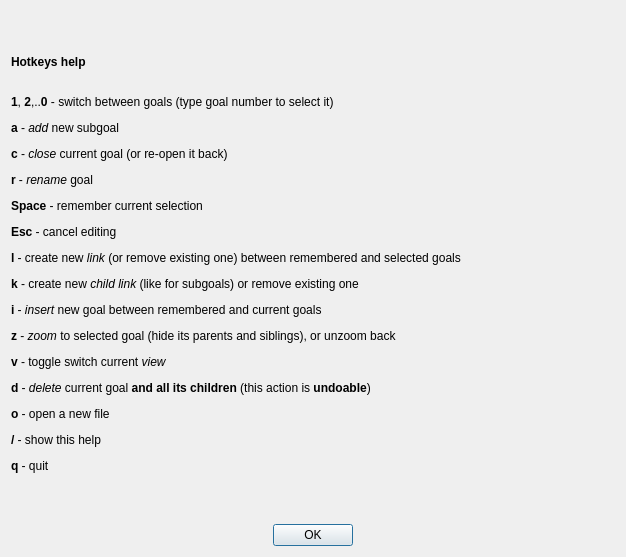
This is ui/hotkeys.ui in ahitrin/SiebenApp as Qt 5 draws it before an edit. The edited form follows.
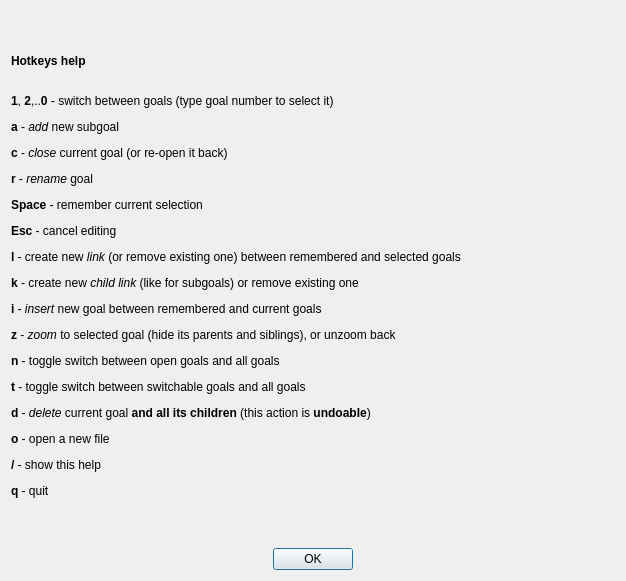
This is the edited form.

Commit message: Update hotkeys window #67

Diff of the .ui file:
```diff
--- a/ui/hotkeys.ui
+++ b/ui/hotkeys.ui
@@ -7,7 +7,7 @@
     <x>0</x>
     <y>0</y>
     <width>626</width>
-    <height>557</height>
+    <height>581</height>
    </rect>
   </property>
   <property name="windowTitle">
@@ -20,7 +20,7 @@
    <item>
     <widget class="QLabel" name="label_text">
      <property name="text">
-      <string>&lt;html&gt;&lt;head/&gt;&lt;body&gt;&lt;p&gt;&lt;span style=&quot; font-weight:600;&quot;&gt;Hotkeys help&lt;/span&gt;&lt;/p&gt;&lt;p&gt;&lt;br/&gt;&lt;span style=&quot; font-weight:600;&quot;&gt;1&lt;/span&gt;, &lt;span style=&quot; font-weight:600;&quot;&gt;2&lt;/span&gt;,..&lt;span style=&quot; font-weight:600;&quot;&gt;0&lt;/span&gt; - switch between goals (type goal number to select it)&lt;/p&gt;&lt;p&gt;&lt;span style=&quot; font-weight:600;&quot;&gt;a&lt;/span&gt; - &lt;span style=&quot; font-style:italic;&quot;&gt;add&lt;/span&gt; new subgoal&lt;/p&gt;&lt;p&gt;&lt;span style=&quot; font-weight:600;&quot;&gt;c&lt;/span&gt; - &lt;span style=&quot; font-style:italic;&quot;&gt;close&lt;/span&gt; current goal (or re-open it back)&lt;/p&gt;&lt;p&gt;&lt;span style=&quot; font-weight:600;&quot;&gt;r&lt;/span&gt; - &lt;span style=&quot; font-style:italic;&quot;&gt;rename&lt;/span&gt; goal&lt;/p&gt;&lt;p&gt;&lt;span style=&quot; font-weight:600;&quot;&gt;Space&lt;/span&gt; - remember current selection&lt;/p&gt;&lt;p&gt;&lt;span style=&quot; font-weight:600;&quot;&gt;Esc&lt;/span&gt; - cancel editing&lt;/p&gt;&lt;p&gt;&lt;span style=&quot; font-weight:600;&quot;&gt;l&lt;/span&gt; - create new &lt;span style=&quot; font-style:italic;&quot;&gt;link&lt;/span&gt; (or remove existing one) between remembered and selected goals&lt;/p&gt;&lt;p&gt;&lt;span style=&quot; font-weight:600;&quot;&gt;k&lt;/span&gt; - create new &lt;span style=&quot; font-style:italic;&quot;&gt;child link&lt;/span&gt; (like for subgoals) or remove existing one&lt;/p&gt;&lt;p&gt;&lt;span style=&quot; font-weight:600;&quot;&gt;i&lt;/span&gt; - &lt;span style=&quot; font-style:italic;&quot;&gt;insert&lt;/span&gt; new goal between remembered and current goals&lt;/p&gt;&lt;p&gt;&lt;span style=&quot; font-weight:600;&quot;&gt;z&lt;/span&gt; - &lt;span style=&quot; font-style:italic;&quot;&gt;zoom&lt;/span&gt; to selected goal (hide its parents and siblings), or unzoom back&lt;/p&gt;&lt;p&gt;&lt;span style=&quot; font-weight:600;&quot;&gt;v&lt;/span&gt; - toggle switch current &lt;span style=&quot; font-style:italic;&quot;&gt;view&lt;/span&gt;&lt;/p&gt;&lt;p&gt;&lt;span style=&quot; font-weight:600;&quot;&gt;d&lt;/span&gt; - &lt;span style=&quot; font-style:italic;&quot;&gt;delete&lt;/span&gt; current goal &lt;span style=&quot; font-weight:600;&quot;&gt;and all its children&lt;/span&gt; (this action is &lt;span style=&quot; font-weight:600;&quot;&gt;undoable&lt;/span&gt;)&lt;/p&gt;&lt;p&gt;&lt;span style=&quot; font-weight:600;&quot;&gt;o&lt;/span&gt; - open a new file&lt;/p&gt;&lt;p&gt;&lt;span style=&quot; font-weight:600;&quot;&gt;/&lt;/span&gt; - show this help&lt;/p&gt;&lt;p&gt;&lt;span style=&quot; font-weight:600;&quot;&gt;q&lt;/span&gt; - quit&lt;/p&gt;&lt;/body&gt;&lt;/html&gt;</string>
+      <string>&lt;html&gt;&lt;head/&gt;&lt;body&gt;&lt;p&gt;&lt;span style=&quot; font-weight:600;&quot;&gt;Hotkeys help&lt;/span&gt;&lt;/p&gt;&lt;p&gt;&lt;br/&gt;&lt;span style=&quot; font-weight:600;&quot;&gt;1&lt;/span&gt;, &lt;span style=&quot; font-weight:600;&quot;&gt;2&lt;/span&gt;,..&lt;span style=&quot; font-weight:600;&quot;&gt;0&lt;/span&gt; - switch between goals (type goal number to select it)&lt;/p&gt;&lt;p&gt;&lt;span style=&quot; font-weight:600;&quot;&gt;a&lt;/span&gt; - &lt;span style=&quot; font-style:italic;&quot;&gt;add&lt;/span&gt; new subgoal&lt;/p&gt;&lt;p&gt;&lt;span style=&quot; font-weight:600;&quot;&gt;c&lt;/span&gt; - &lt;span style=&quot; font-style:italic;&quot;&gt;close&lt;/span&gt; current goal (or re-open it back)&lt;/p&gt;&lt;p&gt;&lt;span style=&quot; font-weight:600;&quot;&gt;r&lt;/span&gt; - &lt;span style=&quot; font-style:italic;&quot;&gt;rename&lt;/span&gt; goal&lt;/p&gt;&lt;p&gt;&lt;span style=&quot; font-weight:600;&quot;&gt;Space&lt;/span&gt; - remember current selection&lt;/p&gt;&lt;p&gt;&lt;span style=&quot; font-weight:600;&quot;&gt;Esc&lt;/span&gt; - cancel editing&lt;/p&gt;&lt;p&gt;&lt;span style=&quot; font-weight:600;&quot;&gt;l&lt;/span&gt; - create new &lt;span style=&quot; font-style:italic;&quot;&gt;link&lt;/span&gt; (or remove existing one) between remembered and selected goals&lt;/p&gt;&lt;p&gt;&lt;span style=&quot; font-weight:600;&quot;&gt;k&lt;/span&gt; - create new &lt;span style=&quot; font-style:italic;&quot;&gt;child link&lt;/span&gt; (like for subgoals) or remove existing one&lt;/p&gt;&lt;p&gt;&lt;span style=&quot; font-weight:600;&quot;&gt;i&lt;/span&gt; - &lt;span style=&quot; font-style:italic;&quot;&gt;insert&lt;/span&gt; new goal between remembered and current goals&lt;/p&gt;&lt;p&gt;&lt;span style=&quot; font-weight:600;&quot;&gt;z&lt;/span&gt; - &lt;span style=&quot; font-style:italic;&quot;&gt;zoom&lt;/span&gt; to selected goal (hide its parents and siblings), or unzoom back&lt;/p&gt;&lt;p&gt;&lt;span style=&quot; font-weight:600;&quot;&gt;n&lt;/span&gt; - toggle switch between open goals and all goals&lt;/p&gt;&lt;p&gt;&lt;span style=&quot; font-weight:600;&quot;&gt;t&lt;/span&gt; - toggle switch between switchable goals and all goals&lt;/p&gt;&lt;p&gt;&lt;span style=&quot; font-weight:600;&quot;&gt;d&lt;/span&gt; - &lt;span style=&quot; font-style:italic;&quot;&gt;delete&lt;/span&gt; current goal &lt;span style=&quot; font-weight:600;&quot;&gt;and all its children&lt;/span&gt; (this action is &lt;span style=&quot; font-weight:600;&quot;&gt;undoable&lt;/span&gt;)&lt;/p&gt;&lt;p&gt;&lt;span style=&quot; font-weight:600;&quot;&gt;o&lt;/span&gt; - open a new file&lt;/p&gt;&lt;p&gt;&lt;span style=&quot; font-weight:600;&quot;&gt;/&lt;/span&gt; - show this help&lt;/p&gt;&lt;p&gt;&lt;span style=&quot; font-weight:600;&quot;&gt;q&lt;/span&gt; - quit&lt;/p&gt;&lt;/body&gt;&lt;/html&gt;</string>
      </property>
     </widget>
    </item>
```
